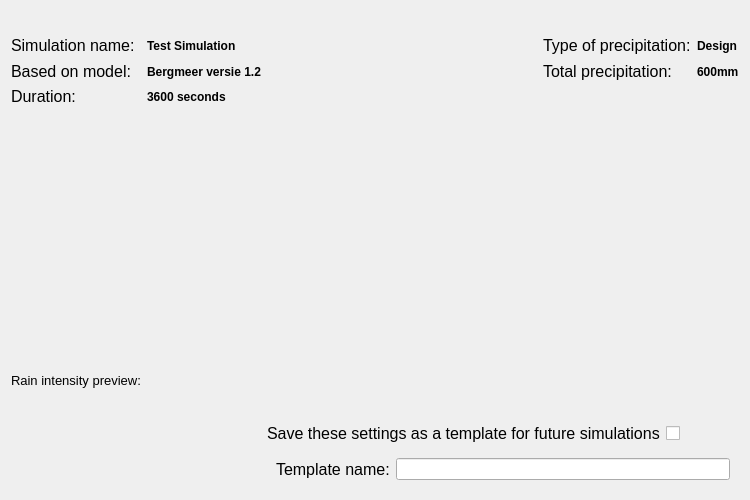
Qt form threedi_api_qgis_client/ui/page4.ui (nens/threedi-api-qgis-client) before a commit.
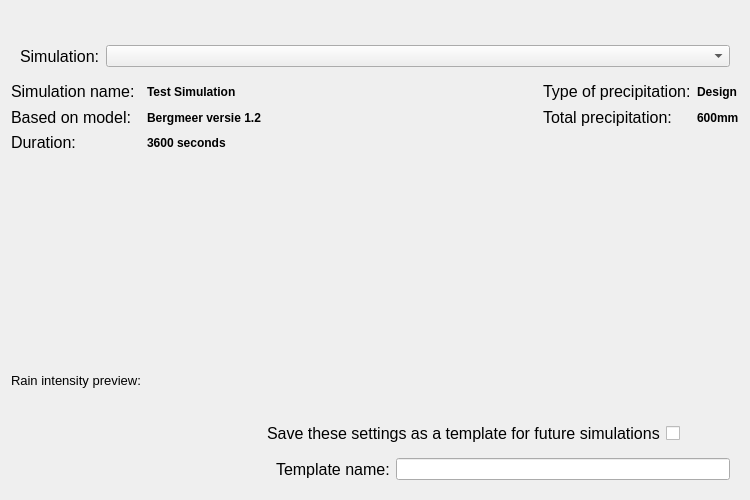
The same form after that commit.

Commit message: multiple simulations support

```diff
--- a/threedi_api_qgis_client/ui/page4.ui
+++ b/threedi_api_qgis_client/ui/page4.ui
@@ -32,7 +32,7 @@
    <bool>true</bool>
   </property>
   <layout class="QGridLayout" name="gridLayout">
-   <item row="2" column="2">
+   <item row="4" column="2">
     <spacer name="horizontalSpacer">
      <property name="orientation">
       <enum>Qt::Horizontal</enum>
@@ -45,7 +45,7 @@
      </property>
     </spacer>
    </item>
-   <item row="11" column="0" colspan="5">
+   <item row="13" column="0" colspan="5">
     <spacer name="horizontalSpacer_2">
      <property name="orientation">
       <enum>Qt::Horizontal</enum>
@@ -58,7 +58,7 @@
      </property>
     </spacer>
    </item>
-   <item row="4" column="0">
+   <item row="6" column="0">
     <widget class="QLabel" name="sim_duration_l">
      <property name="font">
       <font>
@@ -71,7 +71,7 @@
      </property>
     </widget>
    </item>
-   <item row="2" column="0">
+   <item row="4" column="0">
     <widget class="QLabel" name="sim_name_l">
      <property name="font">
       <font>
@@ -84,7 +84,7 @@
      </property>
     </widget>
    </item>
-   <item row="2" column="1">
+   <item row="4" column="1">
     <widget class="QLabel" name="sim_name">
      <property name="font">
       <font>
@@ -98,7 +98,7 @@
      </property>
     </widget>
    </item>
-   <item row="3" column="4">
+   <item row="5" column="4">
     <widget class="QLabel" name="sim_prec_total">
      <property name="font">
       <font>
@@ -112,7 +112,7 @@
      </property>
     </widget>
    </item>
-   <item row="3" column="1">
+   <item row="5" column="1">
     <widget class="QLabel" name="sim_database">
      <property name="font">
       <font>
@@ -142,7 +142,7 @@
      </property>
     </spacer>
    </item>
-   <item row="12" column="2" colspan="3">
+   <item row="14" column="2" colspan="3">
     <layout class="QHBoxLayout" name="horizontalLayout_2">
      <item>
       <widget class="QLabel" name="label_2">
@@ -165,7 +165,7 @@
      </item>
     </layout>
    </item>
-   <item row="4" column="1">
+   <item row="6" column="1">
     <widget class="QLabel" name="sim_duration">
      <property name="font">
       <font>
@@ -186,7 +186,7 @@
      </property>
     </layout>
    </item>
-   <item row="5" column="0">
+   <item row="7" column="0">
     <spacer name="verticalSpacer_2">
      <property name="orientation">
       <enum>Qt::Vertical</enum>
@@ -199,7 +199,7 @@
      </property>
     </spacer>
    </item>
-   <item row="3" column="0">
+   <item row="5" column="0">
     <widget class="QLabel" name="sim_base_l">
      <property name="font">
       <font>
@@ -212,7 +212,7 @@
      </property>
     </widget>
    </item>
-   <item row="2" column="3">
+   <item row="4" column="3">
     <widget class="QLabel" name="sim_prec_type_l">
      <property name="font">
       <font>
@@ -225,7 +225,7 @@
      </property>
     </widget>
    </item>
-   <item row="2" column="4">
+   <item row="4" column="4">
     <widget class="QLabel" name="sim_prec_type">
      <property name="font">
       <font>
@@ -239,7 +239,7 @@
      </property>
     </widget>
    </item>
-   <item row="7" column="0">
+   <item row="9" column="0">
     <widget class="QLabel" name="label_11">
      <property name="sizePolicy">
       <sizepolicy hsizetype="Preferred" vsizetype="Minimum">
@@ -258,7 +258,7 @@
      </property>
     </widget>
    </item>
-   <item row="3" column="3">
+   <item row="5" column="3">
     <widget class="QLabel" name="sim_prec_total_l">
      <property name="font">
       <font>
@@ -271,7 +271,7 @@
      </property>
     </widget>
    </item>
-   <item row="13" column="2" colspan="3">
+   <item row="15" column="2" colspan="3">
     <widget class="QWidget" name="template_widget" native="true">
      <layout class="QHBoxLayout" name="horizontalLayout_3">
       <item>
@@ -292,13 +292,53 @@
      </layout>
     </widget>
    </item>
-   <item row="8" column="0" colspan="5">
+   <item row="10" column="0" colspan="5">
     <layout class="QGridLayout" name="lout_plot">
      <property name="bottomMargin">
       <number>10</number>
      </property>
     </layout>
    </item>
+   <item row="2" column="0" colspan="5">
+    <widget class="QWidget" name="simulation_widget" native="true">
+     <property name="sizePolicy">
+      <sizepolicy hsizetype="Expanding" vsizetype="Preferred">
+       <horstretch>0</horstretch>
+       <verstretch>0</verstretch>
+      </sizepolicy>
+     </property>
+     <property name="minimumSize">
+      <size>
+       <width>0</width>
+       <height>0</height>
+      </size>
+     </property>
+     <layout class="QGridLayout" name="gridLayout_2">
+      <item row="0" column="0">
+       <widget class="QLabel" name="label_3">
+        <property name="font">
+         <font>
+          <pointsize>12</pointsize>
+         </font>
+        </property>
+        <property name="text">
+         <string>Simulation:</string>
+        </property>
+       </widget>
+      </item>
+      <item row="0" column="1">
+       <widget class="QComboBox" name="dd_simulation">
+        <property name="sizePolicy">
+         <sizepolicy hsizetype="Expanding" vsizetype="Fixed">
+          <horstretch>0</horstretch>
+          <verstretch>0</verstretch>
+         </sizepolicy>
+        </property>
+       </widget>
+      </item>
+     </layout>
+    </widget>
+   </item>
   </layout>
  </widget>
  <resources/>
```
The commit also changes 7 other files.
